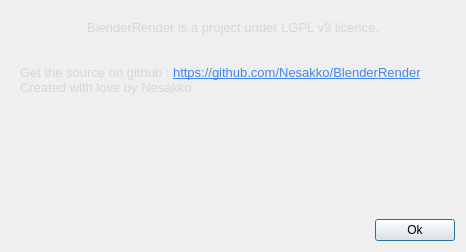
Old version of the form about.ui in the repository Nesakko/BlenderRender.
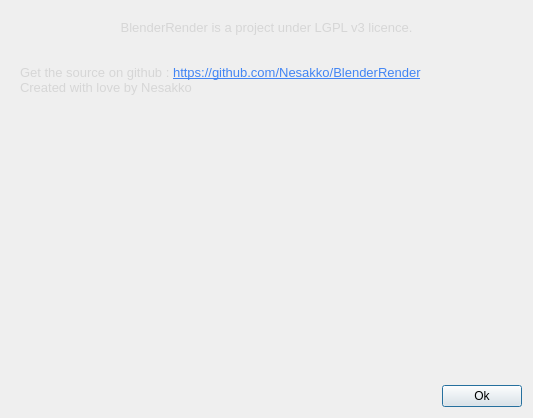
New version of the form.

```diff
--- a/about.ui
+++ b/about.ui
@@ -6,8 +6,8 @@
    <rect>
     <x>0</x>
     <y>0</y>
-    <width>466</width>
-    <height>252</height>
+    <width>533</width>
+    <height>418</height>
    </rect>
   </property>
   <property name="sizePolicy">
@@ -44,8 +44,8 @@
          <rect>
           <x>0</x>
           <y>0</y>
-          <width>452</width>
-          <height>196</height>
+          <width>519</width>
+          <height>362</height>
          </rect>
         </property>
         <layout class="QGridLayout" name="gridLayout">
```
